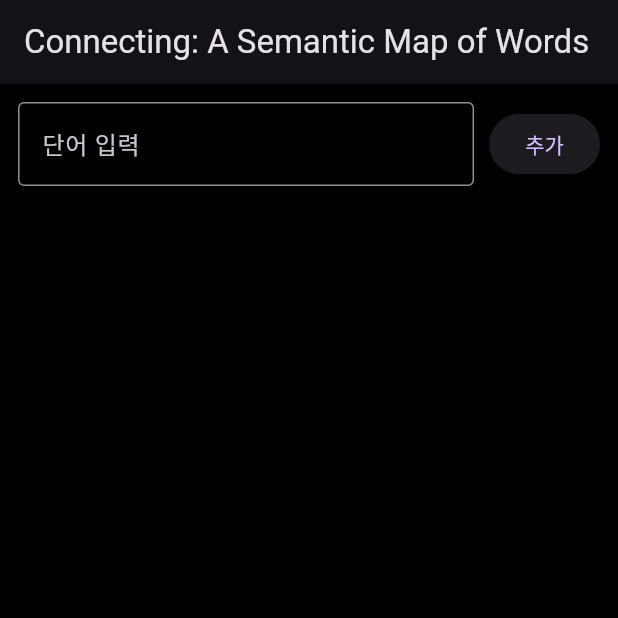
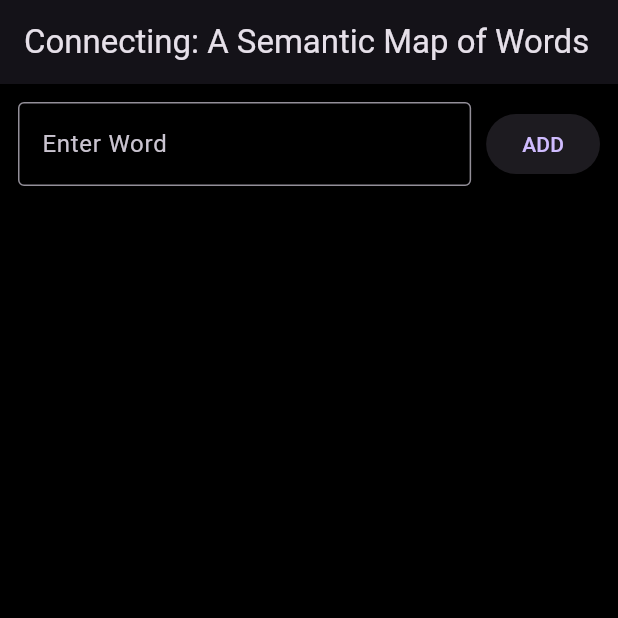
Before and after one commit to HwangGoeun/connecting, a Flutter app: the screen it shows after launch, on a phone screen of 412 x 824 dp, the top half of it. Run offline on Flutter 3.47's test engine with Material 3 defaults, Android fonts, the light colour scheme and no system bars; our stand-ins replace google_fonts.

Commit message:
[docs] Translate UI text from Korean to English

```diff
--- a/connecting/lib/main.dart
+++ b/connecting/lib/main.dart
@@ -199,7 +199,7 @@ class _WordVisualizerState extends State<WordVisualizer> {
                 child: TextField(
                   controller: _controller,
                   decoration: const InputDecoration(
-                    labelText: '단어 입력',
+                    labelText: 'Enter Word',
                     border: OutlineInputBorder(),
                   ),
                   onSubmitted: (_) => addWord(),
@@ -208,7 +208,7 @@ class _WordVisualizerState extends State<WordVisualizer> {
               const SizedBox(width: 10),
               ElevatedButton(
                 onPressed: isLoading ? null : addWord,
-                child: const Text("추가"),
+                child: const Text("ADD"),
               ),
             ],
           ),
```
